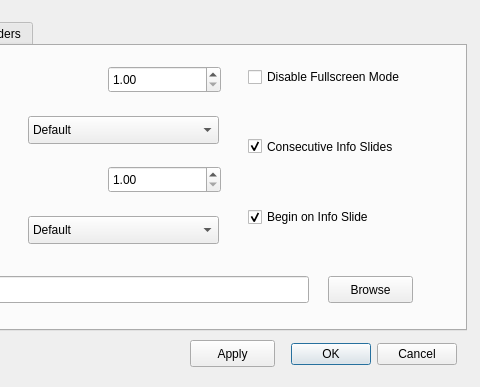
The window that src/settings_window_view.ui (benoid/SimpleSlideshow) describes before a commit, drawn with Qt 5; both pictures show x 244 to 724 and y 0 to 387 of the 724 by 387 pixel window.
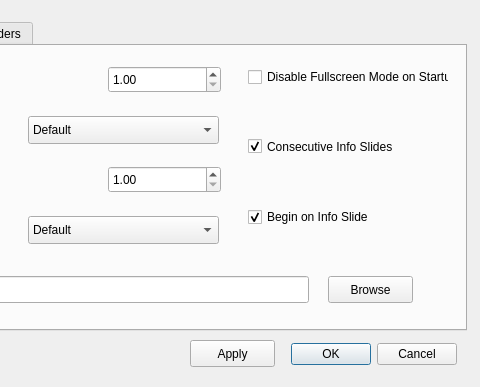
The same window after the commit. The open tabs and pages were chosen to show the change.

Commit message: Fixed Win32 compatibility issue

The edit to the form file:
```diff
--- a/src/settings_window_view.ui
+++ b/src/settings_window_view.ui
@@ -139,7 +139,7 @@
       </rect>
      </property>
      <property name="text">
-      <string>Disable Fullscreen Mode</string>
+      <string>Disable Fullscreen Mode on Startup</string>
      </property>
     </widget>
     <widget class="QCheckBox" name="checkBox_5">
```
Left out of the diff: 2 changed lines with no effect on the pictures. The commit also changes 1 other file.
